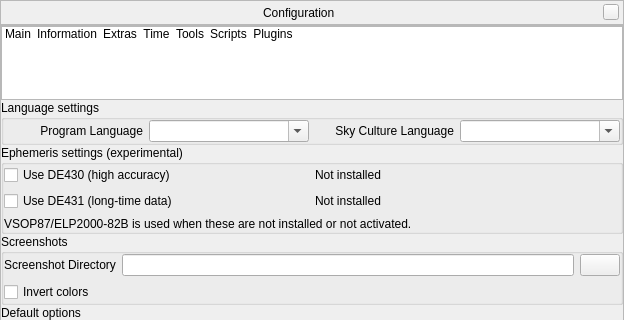
Qt form src/gui/configurationDialog.ui (519984307/stellarium_src) before a commit; both pictures show x 0 to 624 and y 0 to 320 of the 624 by 534 pixel window.
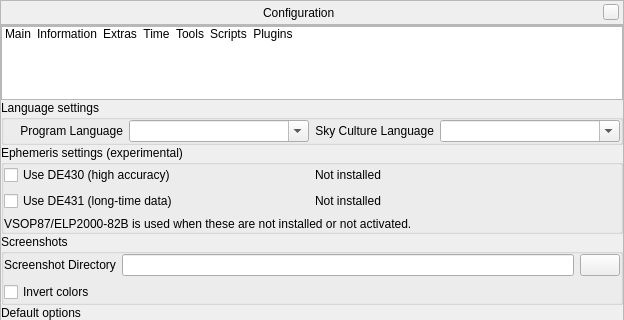
The same form after that commit. Icons and pictures are not drawn. Custom widgets are drawn as their Qt base class.

Patch:
```diff
--- a/src/gui/configurationDialog.ui
+++ b/src/gui/configurationDialog.ui
@@ -197,13 +197,13 @@
                  </property>
                  <property name="minimumSize">
                   <size>
-                   <width>160</width>
+                   <width>180</width>
                    <height>0</height>
                   </size>
                  </property>
                  <property name="maximumSize">
                   <size>
-                   <width>160</width>
+                   <width>180</width>
                    <height>24</height>
                   </size>
                  </property>
@@ -235,13 +235,13 @@
                  </property>
                  <property name="minimumSize">
                   <size>
-                   <width>160</width>
+                   <width>180</width>
                    <height>0</height>
                   </size>
                  </property>
                  <property name="maximumSize">
                   <size>
-                   <width>160</width>
+                   <width>180</width>
                    <height>24</height>
                   </size>
                  </property>
```
